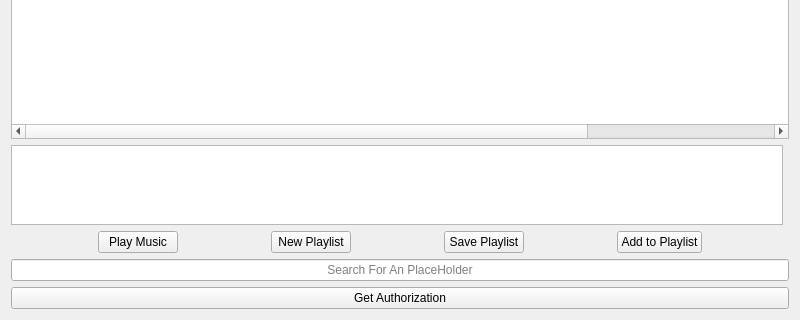
First picture: the form in spotifyplaylistplayer.ui, repository y9luiz/SpotifyPlaylistPlayer, before the edit; both pictures show x 0 to 800 and y 280 to 600 of the 800 by 600 pixel window.
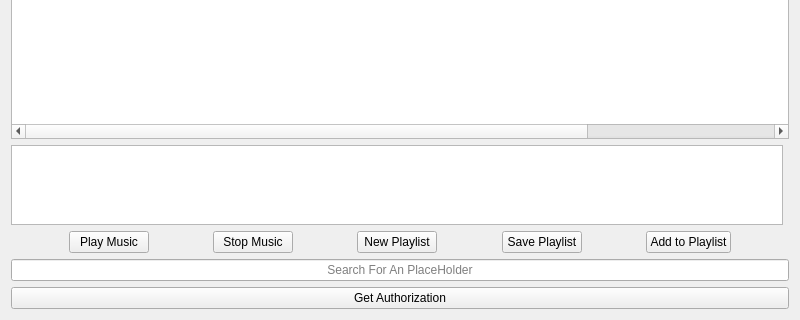
Second picture: the form after the edit.

Commit message: added stop music buttom

Patch:
```diff
--- a/spotifyplaylistplayer.ui
+++ b/spotifyplaylistplayer.ui
@@ -74,6 +74,26 @@
          </property>
         </spacer>
        </item>
+       <item>
+        <widget class="QPushButton" name="pushButtonStopMusic">
+         <property name="text">
+          <string>Stop Music</string>
+         </property>
+        </widget>
+       </item>
+       <item>
+        <spacer name="horizontalSpacer_6">
+         <property name="orientation">
+          <enum>Qt::Horizontal</enum>
+         </property>
+         <property name="sizeHint" stdset="0">
+          <size>
+           <width>40</width>
+           <height>20</height>
+          </size>
+         </property>
+        </spacer>
+       </item>
        <item>
         <widget class="QPushButton" name="pushButtonNewPlaylist">
          <property name="text">
```
